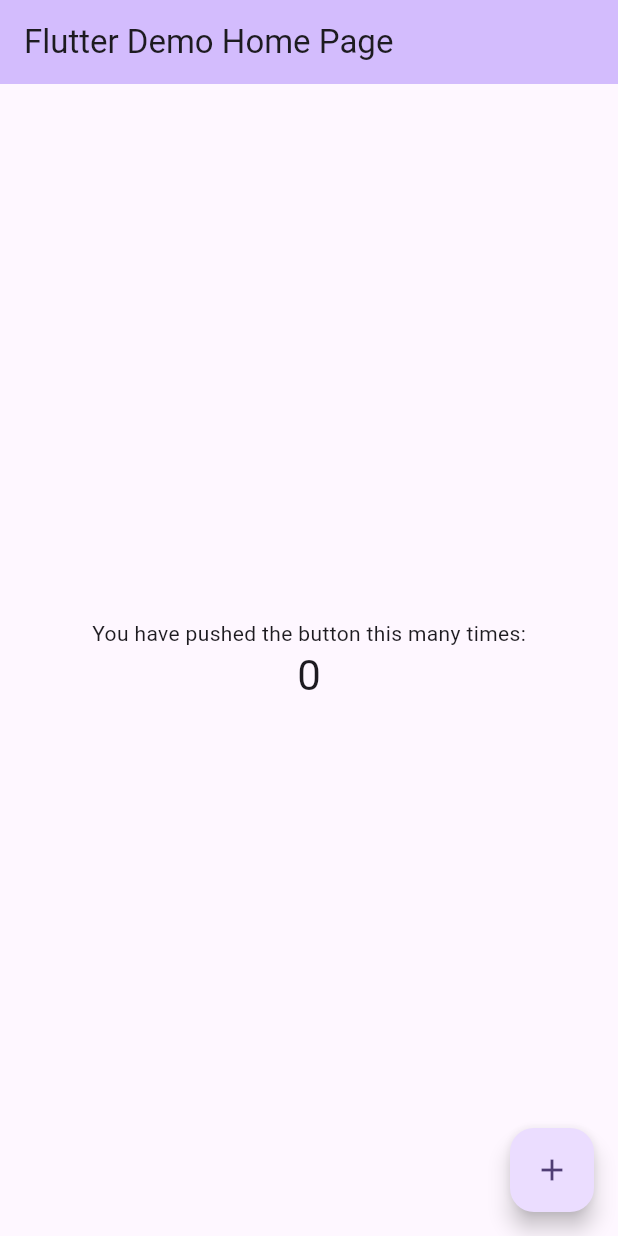
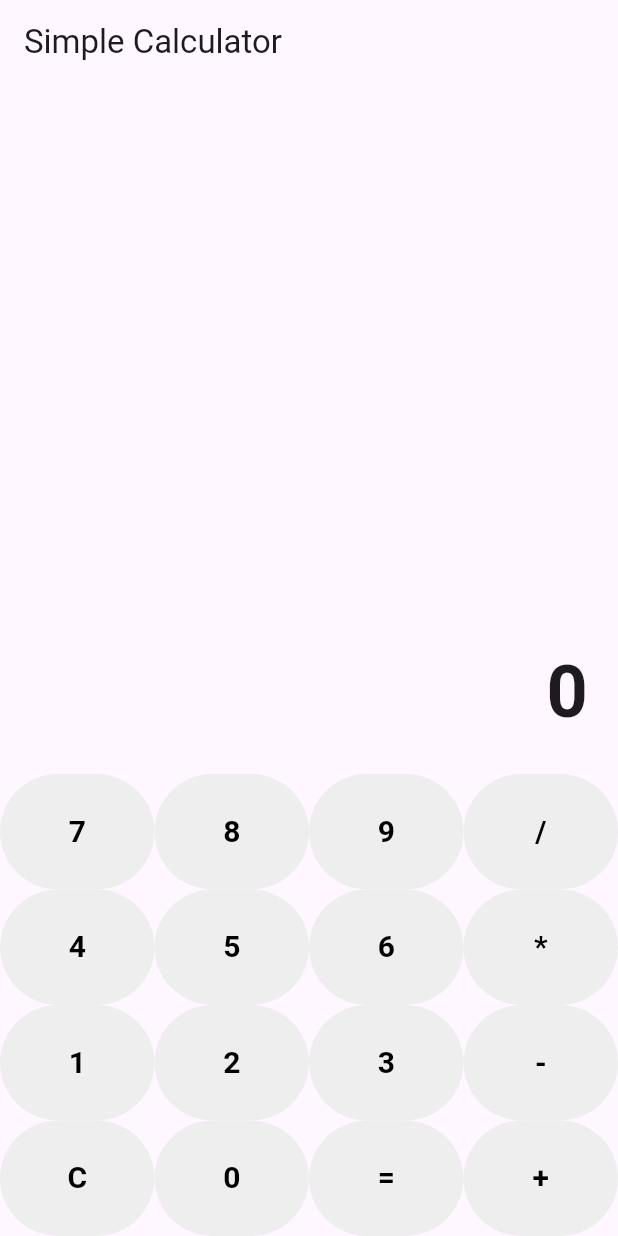
Before and after one commit to aahmad8727/calculator, a Flutter app: the screen it shows after launch, on a phone screen of 412 x 824 dp. Run offline on Flutter 3.47's test engine with Material 3 defaults, Android fonts, the phone set to English and light mode, and no system bars.

Commit message:
updated with all calculator features

```diff
--- a/lib/main.dart
+++ b/lib/main.dart
@@ -1,122 +1,133 @@
 import 'package:flutter/material.dart';
 
-void main() {
-  runApp(const MyApp());
-}
+void main() => runApp(CalculatorApp());
 
-class MyApp extends StatelessWidget {
-  const MyApp({super.key});
+class CalculatorApp extends StatelessWidget {
+  const CalculatorApp({super.key});
 
-  // This widget is the root of your application.
   @override
   Widget build(BuildContext context) {
     return MaterialApp(
-      title: 'Flutter Demo',
-      theme: ThemeData(
-        // This is the theme of your application.
-        //
-        // TRY THIS: Try running your application with "flutter run". You'll see
-        // the application has a purple toolbar. Then, without quitting the app,
-        // try changing the seedColor in the colorScheme below to Colors.green
-        // and then invoke "hot reload" (save your changes or press the "hot
-        // reload" button in a Flutter-supported IDE, or press "r" if you used
-        // the command line to start the app).
-        //
-        // Notice that the counter didn't reset back to zero; the application
-        // state is not lost during the reload. To reset the state, use hot
-        // restart instead.
-        //
-        // This works for code too, not just values: Most code changes can be
-        // tested with just a hot reload.
-        colorScheme: ColorScheme.fromSeed(seedColor: Colors.deepPurple),
-      ),
-      home: const MyHomePage(title: 'Flutter Demo Home Page'),
+      debugShowCheckedModeBanner: false,
+      title: 'Simple Calculator',
+      theme: ThemeData(primarySwatch: Colors.blue),
+      home: Calculator(),
     );
   }
 }
 
-class MyHomePage extends StatefulWidget {
-  const MyHomePage({super.key, required this.title});
-
-  // This widget is the home page of your application. It is stateful, meaning
-  // that it has a State object (defined below) that contains fields that affect
-  // how it looks.
-
-  // This class is the configuration for the state. It holds the values (in this
-  // case the title) provided by the parent (in this case the App widget) and
-  // used by the build method of the State. Fields in a Widget subclass are
-  // always marked "final".
-
-  final String title;
+class Calculator extends StatefulWidget {
+  const Calculator({super.key});
 
   @override
-  State<MyHomePage> createState() => _MyHomePageState();
+  _CalculatorState createState() => _CalculatorState();
 }
 
-class _MyHomePageState extends State<MyHomePage> {
-  int _counter = 0;
+class _CalculatorState extends State<Calculator> {
+  String output = "0";
 
-  void _incrementCounter() {
+  double num1 = 0.0;
+  double num2 = 0.0;
+  String operand = "";
+
+  void buttonPressed(String buttonText) {
     setState(() {
-      // This call to setState tells the Flutter framework that something has
-      // changed in this State, which causes it to rerun the build method below
-      // so that the display can reflect the updated values. If we changed
-      // _counter without calling setState(), then the build method would not be
-      // called again, and so nothing would appear to happen.
-      _counter++;
+      if (buttonText == "C") {
+        output = "0";
+        num1 = 0.0;
+        num2 = 0.0;
+        operand = "";
+      } else if (buttonText == "+" || buttonText == "-" || buttonText == "*" || buttonText == "/") {
+        num1 = double.parse(output);
+        operand = buttonText;
+        output = "";
+      } else if (buttonText == "=") {
+        num2 = double.parse(output);
+
+        if (operand == "+") {
+          output = (num1 + num2).toString();
+        } else if (operand == "-") {
+          output = (num1 - num2).toString();
+        } else if (operand == "*") {
+          output = (num1 * num2).toString();
+        } else if (operand == "/") {
+          output = num2 != 0 ? (num1 / num2).toString() : "Divide by 0 Error";
+        }
+
+        num1 = 0.0;
+        num2 = 0.0;
+        operand = "";
+      } else {
+        output += buttonText;
+      }
     });
+  }
+
+  Widget buildButton(String buttonText) {
+    return Expanded(
+      child: TextButton(
+        style: TextButton.styleFrom(
+          padding: EdgeInsets.all(24.0),
+          backgroundColor: Colors.grey[200], // Background Color
+          foregroundColor: Colors.black, // Text Color
+        ),
+        onPressed: () => buttonPressed(buttonText),
+        child: Text(
+          buttonText,
+          style: TextStyle(
+            fontSize: 20.0,
+            fontWeight: FontWeight.bold,
+          ),
+        ),
+      ),
+    );
   }
 
   @override
   Widget build(BuildContext context) {
-    // This method is rerun every time setState is called, for instance as done
-    // by the _incrementCounter method above.
-    //
-    // The Flutter framework has been optimized to make rerunning build methods
-    // fast, so that you can just rebuild anything that needs updating rather
-    // than having to individually change instances of widgets.
     return Scaffold(
       appBar: AppBar(
-        // TRY THIS: Try changing the color here to a specific color (to
-        // Colors.amber, perhaps?) and trigger a hot reload to see the AppBar
-        // change color while the other colors stay the same.
-        backgroundColor: Theme.of(context).colorScheme.inversePrimary,
-        // Here we take the value from the MyHomePage object that was created by
-        // the App.build method, and use it to set our appbar title.
-        title: Text(widget.title),
+        title: Text('Simple Calculator'),
       ),
-      body: Center(
-        // Center is a layout widget. It takes a single child and positions it
-        // in the middle of the parent.
-        child: Column(
-          // Column is also a layout widget. It takes a list of children and
-          // arranges them vertically. By default, it sizes itself to fit its
-          // children horizontally, and tries to be as tall as its parent.
-          //
-          // Column has various properties to control how it sizes itself and
-          // how it positions its children. Here we use mainAxisAlignment to
-          // center the children vertically; the main axis here is the vertical
-          // axis because Columns are vertical (the cross axis would be
-          // horizontal).
-          //
-          // TRY THIS: Invoke "debug painting" (choose the "Toggle Debug Paint"
-          // action in the IDE, or press "p" in the console), to see the
-          // wireframe for each widget.
-          mainAxisAlignment: MainAxisAlignment.center,
-          children: <Widget>[
-            const Text('You have pushed the button this many times:'),
-            Text(
-              '$_counter',
-              style: Theme.of(context).textTheme.headlineMedium,
+      body: Column(
+        mainAxisAlignment: MainAxisAlignment.end,
+        children: <Widget>[
+          Expanded(
+            child: Container(
+              padding: EdgeInsets.all(20),
+              alignment: Alignment.bottomRight,
+              child: Text(
+                output,
+                style: TextStyle(fontSize: 48.0, fontWeight: FontWeight.bold),
+              ),
             ),
-          ],
-        ),
+          ),
+          Row(children: [
+            buildButton("7"),
+            buildButton("8"),
+            buildButton("9"),
+            buildButton("/")
+          ]),
+          Row(children: [
+            buildButton("4"),
+            buildButton("5"),
+            buildButton("6"),
+            buildButton("*")
+          ]),
+          Row(children: [
+            buildButton("1"),
+            buildButton("2"),
+            buildButton("3"),
+            buildButton("-")
+          ]),
+          Row(children: [
+            buildButton("C"),
+            buildButton("0"),
+            buildButton("="),
+            buildButton("+")
+          ])
+        ],
       ),
-      floatingActionButton: FloatingActionButton(
-        onPressed: _incrementCounter,
-        tooltip: 'Increment',
-        child: const Icon(Icons.add),
-      ), // This trailing comma makes auto-formatting nicer for build methods.
     );
   }
 }
```
